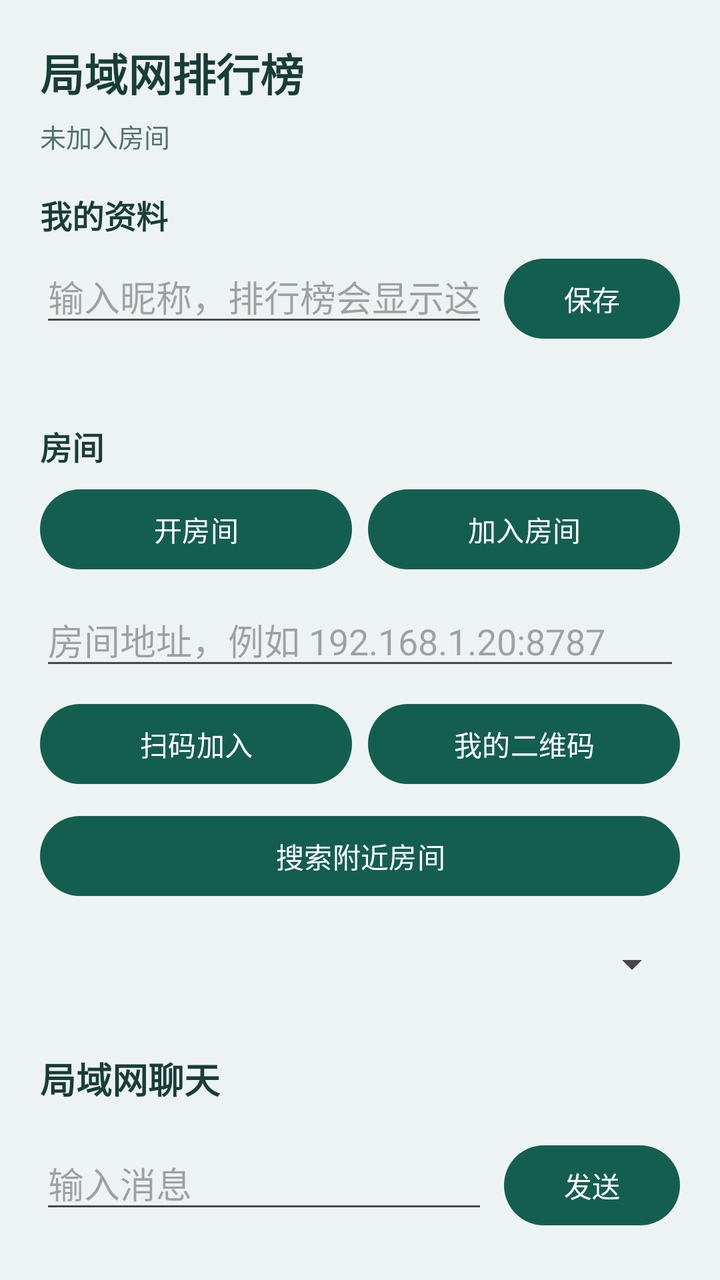
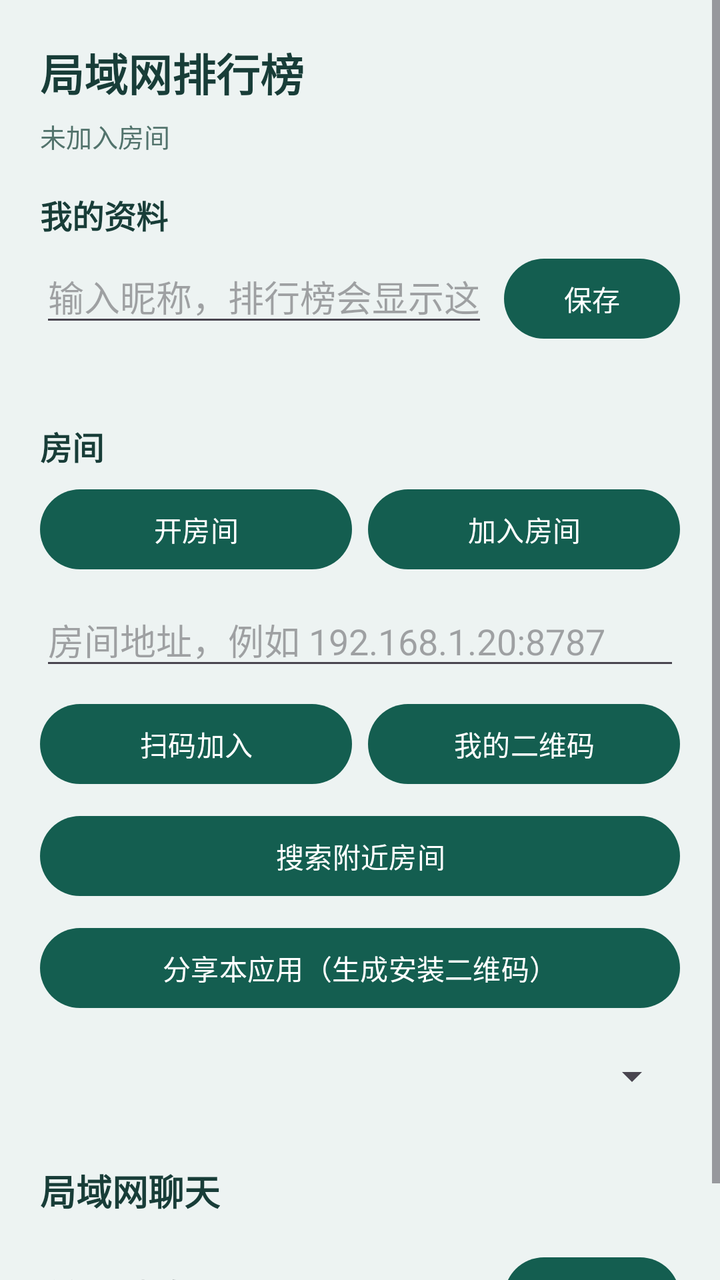

The first picture is an Android layout as it rendered before a commit; the second is the same layout after the commit. The layout source and the unified diff follow.
<!-- AndroidManifest.xml: application theme Theme.CampusSport -->
<!-- res/layout/activity_leaderboard.xml -->
<?xml version="1.0" encoding="utf-8"?>
<ScrollView xmlns:android="http://schemas.android.com/apk/res/android"
    android:layout_width="match_parent"
    android:layout_height="match_parent"
    android:background="@color/brand_bg"
    android:fillViewport="true">

    <LinearLayout
        android:layout_width="match_parent"
        android:layout_height="wrap_content"
        android:orientation="vertical"
        android:padding="20dp">

        <TextView
            android:layout_width="wrap_content"
            android:layout_height="wrap_content"
            android:text="@string/board_title"
            android:textColor="@color/brand_ink"
            android:textSize="22sp"
            android:textStyle="bold" />

        <TextView
            android:id="@+id/roomStatus"
            android:layout_width="match_parent"
            android:layout_height="wrap_content"
            android:layout_marginTop="6dp"
            android:text="@string/room_idle"
            android:textColor="@color/brand_muted"
            android:textSize="13sp" />

        
        <TextView
            android:layout_width="wrap_content"
            android:layout_height="wrap_content"
            android:layout_marginTop="18dp"
            android:text="@string/profile_title"
            android:textColor="@color/brand_ink"
            android:textSize="16sp"
            android:textStyle="bold" />

        <LinearLayout
            android:layout_width="match_parent"
            android:layout_height="wrap_content"
            android:layout_marginTop="6dp"
            android:orientation="horizontal">

            <EditText
                android:id="@+id/usernameInput"
                android:layout_width="0dp"
                android:layout_height="wrap_content"
                android:layout_weight="1"
                android:hint="@string/profile_name_hint"
                android:inputType="textPersonName"
                android:maxLength="20"
                android:maxLines="1" />

            <Button
                android:id="@+id/usernameSave"
                android:layout_width="wrap_content"
                android:layout_height="wrap_content"
                android:layout_marginStart="8dp"
                android:text="@string/profile_save" />
        </LinearLayout>

        <TextView
            android:id="@+id/myDeviceId"
            android:layout_width="match_parent"
            android:layout_height="wrap_content"
            android:layout_marginTop="4dp"
            android:textColor="@color/brand_muted"
            android:textSize="12sp" />

        
        <TextView
            android:layout_width="wrap_content"
            android:layout_height="wrap_content"
            android:layout_marginTop="18dp"
            android:text="@string/room_title"
            android:textColor="@color/brand_ink"
            android:textSize="16sp"
            android:textStyle="bold" />

        <LinearLayout
            android:layout_width="match_parent"
            android:layout_height="wrap_content"
            android:layout_marginTop="6dp"
            android:orientation="horizontal">

            <Button
                android:id="@+id/hostButton"
                android:layout_width="0dp"
                android:layout_height="wrap_content"
                android:layout_weight="1"
                android:text="@string/room_host" />

            <Button
                android:id="@+id/joinButton"
                android:layout_width="0dp"
                android:layout_height="wrap_content"
                android:layout_marginStart="8dp"
                android:layout_weight="1"
                android:text="@string/room_join" />
        </LinearLayout>

        <EditText
            android:id="@+id/roomAddress"
            android:layout_width="match_parent"
            android:layout_height="wrap_content"
            android:layout_marginTop="8dp"
            android:hint="@string/room_address_hint"
            android:inputType="textUri"
            android:maxLines="1" />

        <LinearLayout
            android:layout_width="match_parent"
            android:layout_height="wrap_content"
            android:layout_marginTop="8dp"
            android:orientation="horizontal">

            <Button
                android:id="@+id/scanButton"
                android:layout_width="0dp"
                android:layout_height="wrap_content"
                android:layout_weight="1"
                android:text="@string/room_scan" />

            <Button
                android:id="@+id/showQrButton"
                android:layout_width="0dp"
                android:layout_height="wrap_content"
                android:layout_marginStart="8dp"
                android:layout_weight="1"
                android:text="@string/room_show_qr" />
        </LinearLayout>

        <Button
            android:id="@+id/discoverButton"
            android:layout_width="match_parent"
            android:layout_height="wrap_content"
            android:layout_marginTop="8dp"
            android:text="@string/room_discover" />

        
        <Spinner
            android:id="@+id/rangeSpinner"
            android:layout_width="match_parent"
            android:layout_height="wrap_content"
            android:layout_marginTop="18dp" />

        <LinearLayout
            android:id="@+id/boardBox"
            android:layout_width="match_parent"
            android:layout_height="wrap_content"
            android:layout_marginTop="8dp"
            android:orientation="vertical" />

        
        <TextView
            android:layout_width="wrap_content"
            android:layout_height="wrap_content"
            android:layout_marginTop="24dp"
            android:text="@string/chat_title"
            android:textColor="@color/brand_ink"
            android:textSize="18sp"
            android:textStyle="bold" />

        <LinearLayout
            android:id="@+id/chatBox"
            android:layout_width="match_parent"
            android:layout_height="wrap_content"
            android:layout_marginTop="8dp"
            android:orientation="vertical" />

        <LinearLayout
            android:layout_width="match_parent"
            android:layout_height="wrap_content"
            android:layout_marginTop="8dp"
            android:orientation="horizontal">

            <EditText
                android:id="@+id/chatInput"
                android:layout_width="0dp"
                android:layout_height="wrap_content"
                android:layout_weight="1"
                android:hint="@string/chat_hint"
                android:maxLines="1" />

            <Button
                android:id="@+id/chatSend"
                android:layout_width="wrap_content"
                android:layout_height="wrap_content"
                android:layout_marginStart="8dp"
                android:text="@string/chat_send" />
        </LinearLayout>
    </LinearLayout>
</ScrollView>
<!-- resources referenced by this layout -->
<resources>
  <color name="brand_bg">#EDF3F2</color>
  <color name="brand_ink">#183D38</color>
  <color name="brand_muted">#52736C</color>
  <string name="board_title">局域网排行榜</string>
  <string name="chat_hint">输入消息</string>
  <string name="chat_send">发送</string>
  <string name="chat_title">局域网聊天</string>
  <string name="profile_name_hint">输入昵称，排行榜会显示这个</string>
  <string name="profile_save">保存</string>
  <string name="profile_title">我的资料</string>
  <string name="room_address_hint">房间地址，例如 192.168.1.20:8787</string>
  <string name="room_discover">搜索附近房间</string>
  <string name="room_host">开房间</string>
  <string name="room_idle">未加入房间</string>
  <string name="room_join">加入房间</string>
  <string name="room_scan">扫码加入</string>
  <string name="room_show_qr">我的二维码</string>
  <string name="room_title">房间</string>
  <style name="Theme.CampusSport" parent="Theme.Material3.DayNight.NoActionBar">
          <item name="colorPrimary">@color/brand_green</item>
          <item name="colorOnPrimary">#FFFFFF</item>
          <item name="colorSurface">@color/brand_bg</item>
          <item name="colorOnSurface">@color/brand_ink</item>
          <item name="android:statusBarColor">@color/brand_green</item>
          <item name="android:navigationBarColor">@color/brand_bg</item>
          <item name="android:windowLightStatusBar">false</item>
      </style>
  <color name="brand_green">#145E50</color>
</resources>

<!-- the commit's change to res/layout/activity_leaderboard.xml (unified diff, before → after) -->
@@ -140,6 +140,13 @@
             android:layout_marginTop="8dp"
             android:text="@string/room_discover" />
 
+        <Button
+            android:id="@+id/shareAppButton"
+            android:layout_width="match_parent"
+            android:layout_height="wrap_content"
+            android:layout_marginTop="8dp"
+            android:text="@string/share_app" />
+
         
         <Spinner
             android:id="@+id/rangeSpinner"
<!-- resource entries referenced after the edit -->
@@ -18,6 +18,7 @@
   <string name="room_scan">扫码加入</string>
   <string name="room_show_qr">我的二维码</string>
   <string name="room_title">房间</string>
+  <string name="share_app">分享本应用（生成安装二维码）</string>
   <style name="Theme.CampusSport" parent="Theme.Material3.DayNight.NoActionBar">
           <item name="colorPrimary">@color/brand_green</item>
           <item name="colorOnPrimary">#FFFFFF</item>
